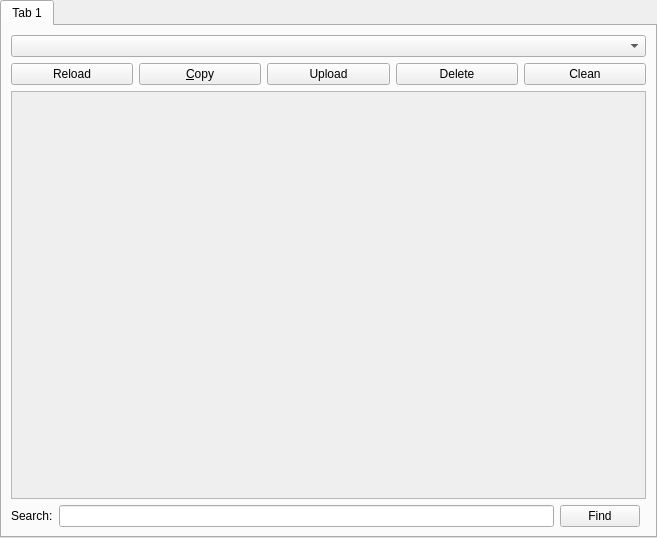
Above: launcher/ui/pages/instance/OtherLogsPage.ui from FreesmTeam/FreesmLauncher before the change. Below: the same form after it.
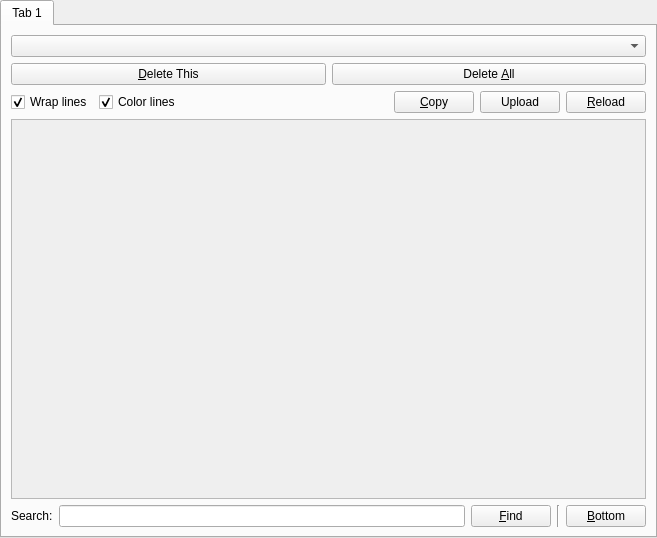
That is the form after the change. Custom widgets are drawn as their Qt base class.

Commit message: Harmonizing other log controls with minecraft log

The edit to the form file:
```diff
--- a/launcher/ui/pages/instance/OtherLogsPage.ui
+++ b/launcher/ui/pages/instance/OtherLogsPage.ui
@@ -39,11 +39,28 @@
        <item row="2" column="2">
         <widget class="QPushButton" name="findButton">
          <property name="text">
-          <string>Find</string>
+          <string>&amp;Find</string>
          </property>
         </widget>
        </item>
-       <item row="1" column="0" colspan="4">
+       <item row="2" column="3">
+        <widget class="Line" name="line">
+         <property name="orientation">
+          <enum>Qt::Vertical</enum>
+         </property>
+        </widget>
+       </item>
+       <item row="2" column="4">
+        <widget class="QPushButton" name="btnBottom">
+         <property name="toolTip">
+          <string>Scroll all the way to bottom</string>
+         </property>
+         <property name="text">
+          <string>&amp;Bottom</string>
+         </property>
+        </widget>
+       </item>
+       <item row="1" column="0" colspan="5">
         <widget class="LogView" name="text">
          <property name="enabled">
           <bool>false</bool>
@@ -65,9 +82,68 @@
          </property>
         </widget>
        </item>
-       <item row="0" column="0" colspan="4">
+       <item row="0" column="0" colspan="5">
         <layout class="QGridLayout" name="gridLayout">
-         <item row="3" column="1">
+         <item row="2" column="0" colspan="5">
+          <layout class="QHBoxLayout" name="horizontalLayout">
+           <item>
+            <widget class="QPushButton" name="btnDelete">
+             <property name="toolTip">
+              <string>Delete the selected log</string>
+             </property>
+             <property name="text">
+              <string>&amp;Delete This</string>
+             </property>
+            </widget>
+           </item>
+           <item>
+            <widget class="QPushButton" name="btnClean">
+             <property name="toolTip">
+              <string>Delete all the logs</string>
+             </property>
+             <property name="text">
+              <string>Delete &amp;All</string>
+             </property>
+            </widget>
+           </item>
+          </layout>
+         </item>
+         <item row="3" column="0" colspan="5">
+          <layout class="QHBoxLayout" name="horizontalLayout">
+           <item>
+            <widget class="QCheckBox" name="wrapCheckbox">
+             <property name="text">
+              <string>Wrap lines</string>
+             </property>
+             <property name="checked">
+              <bool>true</bool>
+             </property>
+            </widget>
+           </item>
+           <item>
+            <widget class="QCheckBox" name="colorCheckbox">
+             <property name="text">
+              <string>Color lines</string>
+             </property>
+             <property name="checked">
+              <bool>true</bool>
+             </property>
+            </widget>
+           </item>
+           <item>
+            <spacer name="horizontalSpacer">
+             <property name="orientation">
+              <enum>Qt::Horizontal</enum>
+             </property>
+             <property name="sizeHint" stdset="0">
+              <size>
+               <width>40</width>
+               <height>20</height>
+              </size>
+             </property>
+            </spacer>
+           </item>
+           <item>
           <widget class="QPushButton" name="btnCopy">
            <property name="toolTip">
             <string>Copy the whole log into the clipboard</string>
@@ -77,17 +153,7 @@
            </property>
           </widget>
          </item>
-         <item row="3" column="3">
-          <widget class="QPushButton" name="btnDelete">
-           <property name="toolTip">
-            <string>Clear the log</string>
-           </property>
-           <property name="text">
-            <string>Delete</string>
-           </property>
-          </widget>
-         </item>
-         <item row="3" column="2">
+           <item>
           <widget class="QPushButton" name="btnPaste">
            <property name="toolTip">
             <string>Upload the log to the paste service configured in preferences.</string>
@@ -97,22 +163,14 @@
            </property>
           </widget>
          </item>
-         <item row="3" column="4">
-          <widget class="QPushButton" name="btnClean">
-           <property name="toolTip">
-            <string>Clear the log</string>
-           </property>
-           <property name="text">
-            <string>Clean</string>
-           </property>
-          </widget>
-         </item>
-         <item row="3" column="0">
+           <item>
           <widget class="QPushButton" name="btnReload">
            <property name="text">
-            <string>Reload</string>
-           </property>
-          </widget>
+              <string>&amp;Reload</string>
+             </property>
+            </widget>
+           </item>
+          </layout>
          </item>
          <item row="0" column="0" colspan="5">
           <widget class="QComboBox" name="selectLogBox">
```
Left out of the diff: 21 changed lines with no effect on the pictures. Lines whose indentation alone changed are shown as unchanged. The commit also changes 2 other files.
